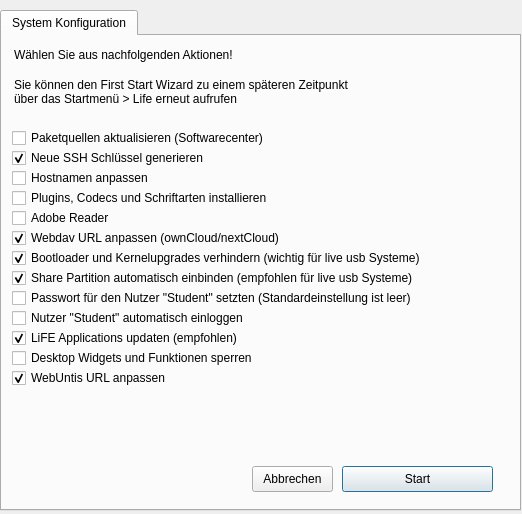
Qt form firststart.ui (valueerrorx/life-firststart) before a commit.
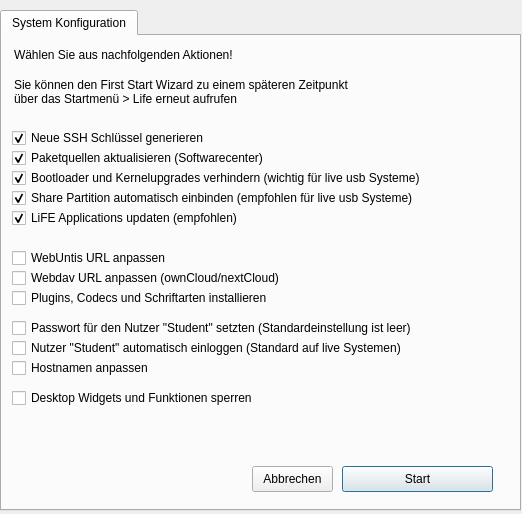
The same form after that commit. Icons and pictures are not drawn.

Commit message: removed adobereader.. chrome and okular are sufficient

The edit to the form file:
```diff
--- a/firststart.ui
+++ b/firststart.ui
@@ -109,7 +109,7 @@
      <property name="geometry">
       <rect>
        <x>10</x>
-       <y>90</y>
+       <y>110</y>
        <width>301</width>
        <height>24</height>
       </rect>
@@ -121,7 +121,7 @@
       <string>Paketquellen aktualisieren (Softwarecenter)</string>
      </property>
      <property name="checked">
-      <bool>false</bool>
+      <bool>true</bool>
      </property>
     </widget>
     <widget class="QPushButton" name="exit">
@@ -157,7 +157,7 @@
      <property name="geometry">
       <rect>
        <x>10</x>
-       <y>190</y>
+       <y>230</y>
        <width>321</width>
        <height>24</height>
       </rect>
@@ -169,14 +169,14 @@
       <string>Webdav URL anpassen (ownCloud/nextCloud)</string>
      </property>
      <property name="checked">
-      <bool>true</bool>
+      <bool>false</bool>
      </property>
     </widget>
     <widget class="QCheckBox" name="ssh">
      <property name="geometry">
       <rect>
        <x>10</x>
-       <y>110</y>
+       <y>90</y>
        <width>251</width>
        <height>24</height>
       </rect>
@@ -195,7 +195,7 @@
      <property name="geometry">
       <rect>
        <x>10</x>
-       <y>130</y>
+       <y>320</y>
        <width>201</width>
        <height>24</height>
       </rect>
@@ -214,7 +214,7 @@
      <property name="geometry">
       <rect>
        <x>10</x>
-       <y>310</y>
+       <y>350</y>
        <width>321</width>
        <height>24</height>
       </rect>
@@ -233,7 +233,7 @@
      <property name="geometry">
       <rect>
        <x>10</x>
-       <y>150</y>
+       <y>250</y>
        <width>311</width>
        <height>24</height>
       </rect>
@@ -248,25 +248,6 @@
       <bool>false</bool>
      </property>
     </widget>
-    <widget class="QCheckBox" name="areader">
-     <property name="geometry">
-      <rect>
-       <x>10</x>
-       <y>170</y>
-       <width>311</width>
-       <height>24</height>
-      </rect>
-     </property>
-     <property name="toolTip">
-      <string>PDF Dateien mit Formularfeldern werden in diesem&lt;br&gt; sporadisch besser dargestellt als in Okular</string>
-     </property>
-     <property name="text">
-      <string>Adobe Reader</string>
-     </property>
-     <property name="checked">
-      <bool>false</bool>
-     </property>
-    </widget>
     <widget class="QLabel" name="infolabel_2">
      <property name="geometry">
       <rect>
@@ -299,7 +280,7 @@
      <property name="geometry">
       <rect>
        <x>10</x>
-       <y>210</y>
+       <y>130</y>
        <width>471</width>
        <height>24</height>
       </rect>
@@ -318,7 +299,7 @@
      <property name="geometry">
       <rect>
        <x>10</x>
-       <y>230</y>
+       <y>150</y>
        <width>461</width>
        <height>24</height>
       </rect>
@@ -337,7 +318,7 @@
      <property name="geometry">
       <rect>
        <x>10</x>
-       <y>250</y>
+       <y>280</y>
        <width>451</width>
        <height>24</height>
       </rect>
@@ -356,7 +337,7 @@
      <property name="geometry">
       <rect>
        <x>10</x>
-       <y>270</y>
+       <y>300</y>
        <width>451</width>
        <height>24</height>
       </rect>
@@ -365,7 +346,7 @@
       <string>&lt;html&gt;&lt;head/&gt;&lt;body&gt;&lt;p&gt;Wurde das System mit Calamares installiert, &lt;br/&gt;so muss man für den vollen Funktionsumfang &lt;br/&gt;den Nutzer Student als Standnutzer wählen. &lt;/p&gt;&lt;/body&gt;&lt;/html&gt;</string>
      </property>
      <property name="text">
-      <string>Nutzer &quot;Student&quot; automatisch einloggen</string>
+      <string>Nutzer &quot;Student&quot; automatisch einloggen (Standard auf live Systemen)</string>
      </property>
      <property name="checked">
       <bool>false</bool>
@@ -375,7 +356,7 @@
      <property name="geometry">
       <rect>
        <x>10</x>
-       <y>290</y>
+       <y>170</y>
        <width>451</width>
        <height>24</height>
       </rect>
@@ -394,7 +375,7 @@
      <property name="geometry">
       <rect>
        <x>10</x>
-       <y>330</y>
+       <y>210</y>
        <width>321</width>
        <height>24</height>
       </rect>
@@ -406,7 +387,7 @@
       <string>WebUntis URL anpassen</string>
      </property>
      <property name="checked">
-      <bool>true</bool>
+      <bool>false</bool>
      </property>
     </widget>
    </widget>
```
Left out of the diff: 4 changed lines with no effect on the pictures. The commit also changes 2 other files.
